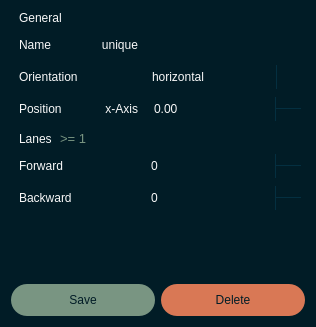
Before: the Qt Designer form pse/umlsl_editor/src/view/widgets/qt_widgets/road_dialog.ui in 69420pm/UMLSL-traffic-editor, drawn with Qt 5.
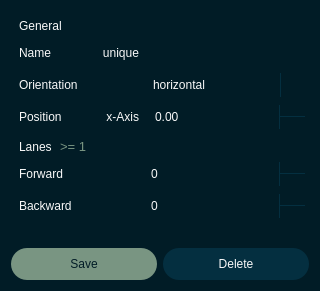
After: the same form once the commit is applied. Icons and pictures are not drawn.

What changed in the file:
```diff
--- a/pse/umlsl_editor/src/view/widgets/qt_widgets/road_dialog.ui
+++ b/pse/umlsl_editor/src/view/widgets/qt_widgets/road_dialog.ui
@@ -6,8 +6,8 @@
    <rect>
     <x>0</x>
     <y>0</y>
-    <width>316</width>
-    <height>327</height>
+    <width>320</width>
+    <height>291</height>
    </rect>
   </property>
   <property name="sizePolicy">
@@ -18,13 +18,13 @@
   </property>
   <property name="minimumSize">
    <size>
-    <width>0</width>
+    <width>320</width>
     <height>0</height>
    </size>
   </property>
   <property name="maximumSize">
    <size>
-    <width>99999</width>
+    <width>320</width>
     <height>99999</height>
    </size>
   </property>
@@ -188,7 +188,15 @@
 }
 
 QPushButton#b_delete {
-	background-color: #D97855
+	background-color: #042F40;
+	color: #F9F9F9;
+}
+
+QPushButton#b_delete:hover {
+    background-color: #314250; 
+}
+QPushButton#b_delete:pressed {
+    background-color: #042F40; 
 }</string>
   </property>
   <layout class="QVBoxLayout" name="verticalLayout_3">
@@ -205,7 +213,7 @@
        <number>0</number>
       </property>
       <property name="topMargin">
-       <number>0</number>
+       <number>8</number>
       </property>
       <property name="rightMargin">
        <number>0</number>
@@ -635,6 +643,9 @@
    </item>
    <item>
     <layout class="QHBoxLayout" name="Bottom">
+     <property name="topMargin">
+      <number>8</number>
+     </property>
      <item>
       <widget class="QPushButton" name="b_save">
        <property name="minimumSize">
```
Left out of the diff: 8 changed lines with no effect on the pictures.
